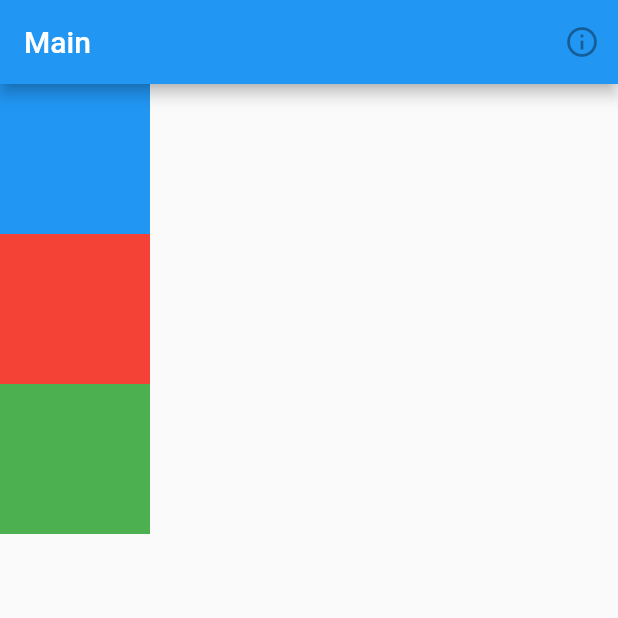
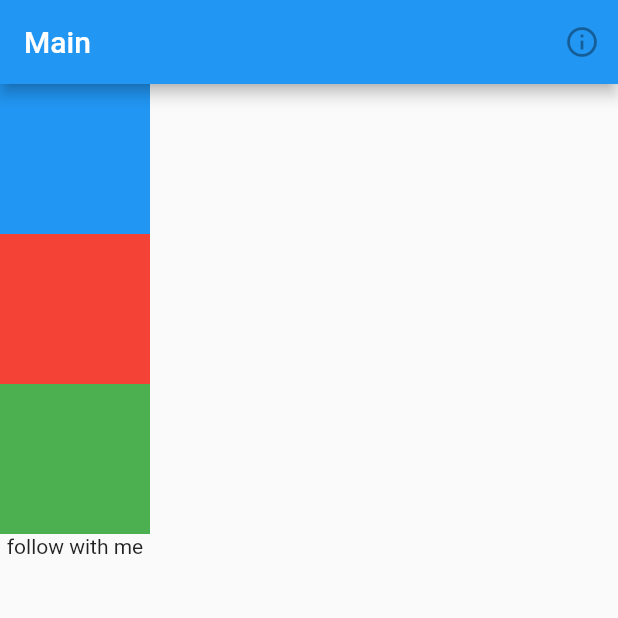
Before and after one commit to Angero/test5, a Flutter app: the screen it shows after launch, on a phone screen of 412 x 824 dp, the top half of it. Run offline on Flutter 3.47's test engine with Material 2 defaults, Android fonts, the phone set to English and light mode, and no system bars.

Commit message:
add comment

```diff
--- a/lib/main.dart
+++ b/lib/main.dart
@@ -44,6 +44,7 @@ class _MainState extends State<Main> {
             height: 100.0,
             color: Colors.green,
           ),
+          Text('follow with me'),
         ],
       ),
     );
```
